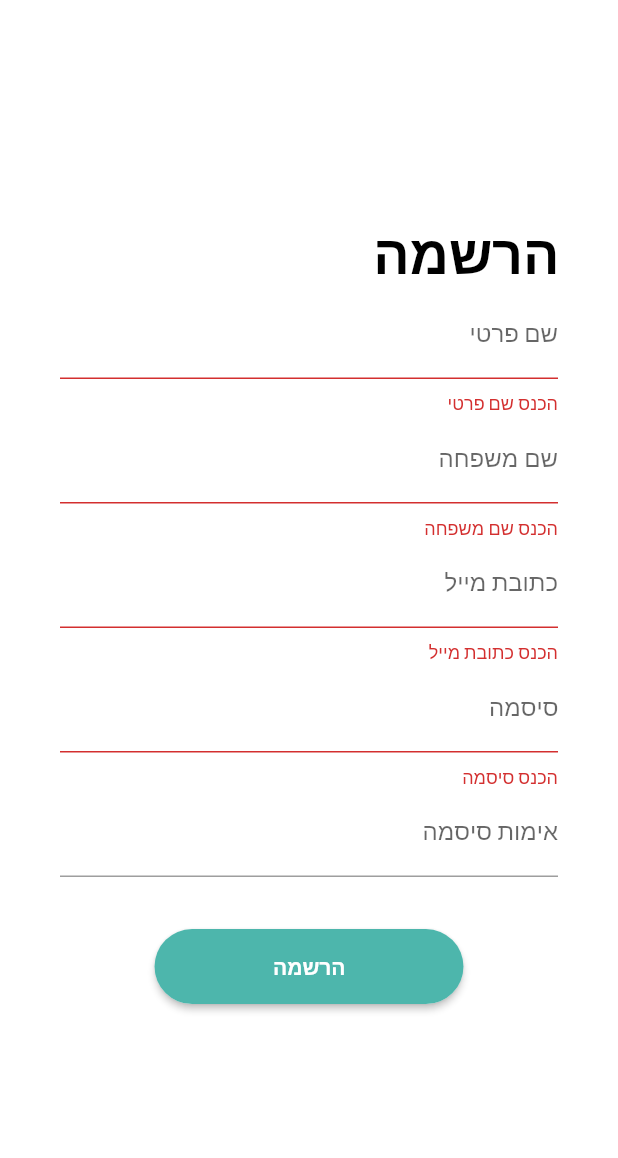
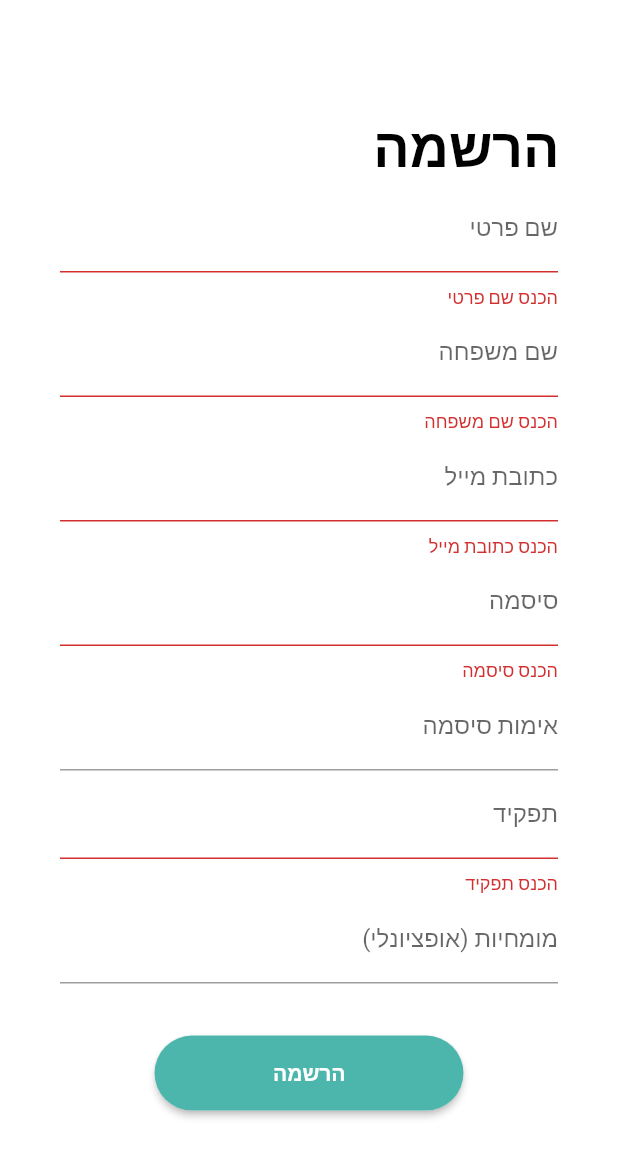
Before and after one commit to ICST-Technion/WelliBe, a Flutter app: the DRegisterScreen screen opened directly, after a tap on "הרשמה", on a phone screen of 412 x 824 dp. Shown: the top 1158 px of the screen. Run offline on Flutter 3.47's test engine with Material 2 defaults, Android fonts, the phone set to English and light mode, and no system bars; our stand-ins replace auto_size_text, cloud_firestore, firebase_auth, firebase_core, firebase_storage, image_picker and 2 more; missing offline and left inert: barcode_scan2; accounts and stored records are empty; network calls fail.

Commit message:
doctor register working

```diff
--- a/lib/screens/authenticate/DoctorRegister.dart
+++ b/lib/screens/authenticate/DoctorRegister.dart
@@ -13,6 +13,8 @@ class DRegisterScreen extends StatelessWidget {
   String firstName = "";
 
   String familyName = "";
+  String positionName = "";
+  String speciality = "";
 
   String email = "";
 
@@ -98,6 +100,7 @@ class DRegisterScreen extends StatelessWidget {
                           ),
                         ),
 
+
                         Container(
                           alignment: Alignment.center,
                           margin: EdgeInsets.symmetric(horizontal: 40),
@@ -165,6 +168,48 @@ class DRegisterScreen extends StatelessWidget {
                             ,
                           ),
                         ),
+                        Container(
+                          alignment: Alignment.center,
+                          margin: EdgeInsets.symmetric(horizontal: 40),
+                          child: TextFormField(
+                            decoration: InputDecoration(
+                                labelText: "תפקיד"
+                            ),
+                            validator: (val) {
+                              if(val == null || val.trim().length == 0){
+                                return  'הכנס תפקיד';
+                              }
+                              if(RegExp(r'[!@#<>?":_`~;[\]\\|=+)(*&^%0-9-]').hasMatch(val.trim()))
+                                return 'שם תפקיד לא חוקי';
+
+                              return null;
+                            },
+                            onChanged: (val) {
+                              positionName = val.trim();
+                            },
+                          ),
+                        ),
+                        Container(
+                          alignment: Alignment.center,
+                          margin: EdgeInsets.symmetric(horizontal: 40),
+                          child: TextFormField(
+                            decoration: InputDecoration(
+                                labelText: "מומחיות (אופציונלי)"
+                            ),
+                            validator: (val) {
+                              if(val == null || val.trim().length == 0){
+                                return null;
+                              }
+                              if(RegExp(r'[!@#<>?":_`~;[\]\\|=+)(*&^%0-9-]').hasMatch(val.trim()))
+                                return 'תיאור מומחיות לא חוקי';
+                              return null;
+                            },
+                            onChanged: (val) {
+                              speciality = val.trim();
+                            },
+                          ),
+                        ),
+
 
                         SizedBox(height: size.height * 0.03),
 
@@ -175,7 +220,7 @@ class DRegisterScreen extends StatelessWidget {
                           child: ElevatedButton(
                             onPressed: () async {
                               if (_formKey.currentState!.validate()){
-                                dynamic result = await _auth.doctorRegisterWithEmailAndPassword(firstName+" "+familyName, email, password);
+                                dynamic result = await _auth.doctorRegisterWithEmailAndPassword(firstName+" "+familyName, email, password, positionName, speciality);
                                 Navigator.push(context, MaterialPageRoute(builder: (context) => HistoryQr()));
                               }
                             },
--- a/lib/screens/home/admin_home.dart
+++ b/lib/screens/home/admin_home.dart
@@ -9,7 +9,7 @@ import 'package:wellibe_proj/assets/wellibe_colors.dart';
 import 'package:wellibe_proj/screens/qr_scanning_page.dart';
 import 'package:wellibe_proj/services/auth.dart';
 import '../view_page.dart';
-import '../authenticate/DoctorRegister.dart'
+import '../authenticate/DoctorRegister.dart';
 
 final AuthService _auth = AuthService();
 
--- a/lib/services/auth.dart
+++ b/lib/services/auth.dart
@@ -61,12 +61,12 @@ class AuthService {
     }
   }
 
-  Future doctorRegisterWithEmailAndPassword(String name, String email, String password) async {
+  Future doctorRegisterWithEmailAndPassword(String name, String email, String password, String position, String speciality) async {
     try{
       UserCredential result = await _auth.createUserWithEmailAndPassword(email: email, password: password);
       User? user = result.user;
       //create a new document for the user with the uid
-      await DatabaseService(uid: user?.uid).updateDoctorData('https://st4.depositphotos.com/11634452/41441/v/1600/depositphotos_414416674-stock-illustration-picture-profile-icon-male-icon.jpg', name, "", '', '', '', email);
+      await DatabaseService(uid: user?.uid).updateDoctorData('https://st4.depositphotos.com/11634452/41441/v/1600/depositphotos_414416674-stock-illustration-picture-profile-icon-male-icon.jpg', name, speciality, position, '', '', email);
       await DatabaseService(uid: user?.uid).updateUserData('https://st4.depositphotos.com/11634452/41441/v/1600/depositphotos_414416674-stock-illustration-picture-profile-icon-male-icon.jpg', name, email, password, 'doctor');
       return _userFromFirebaseUser(user);
     }catch(e){
```
